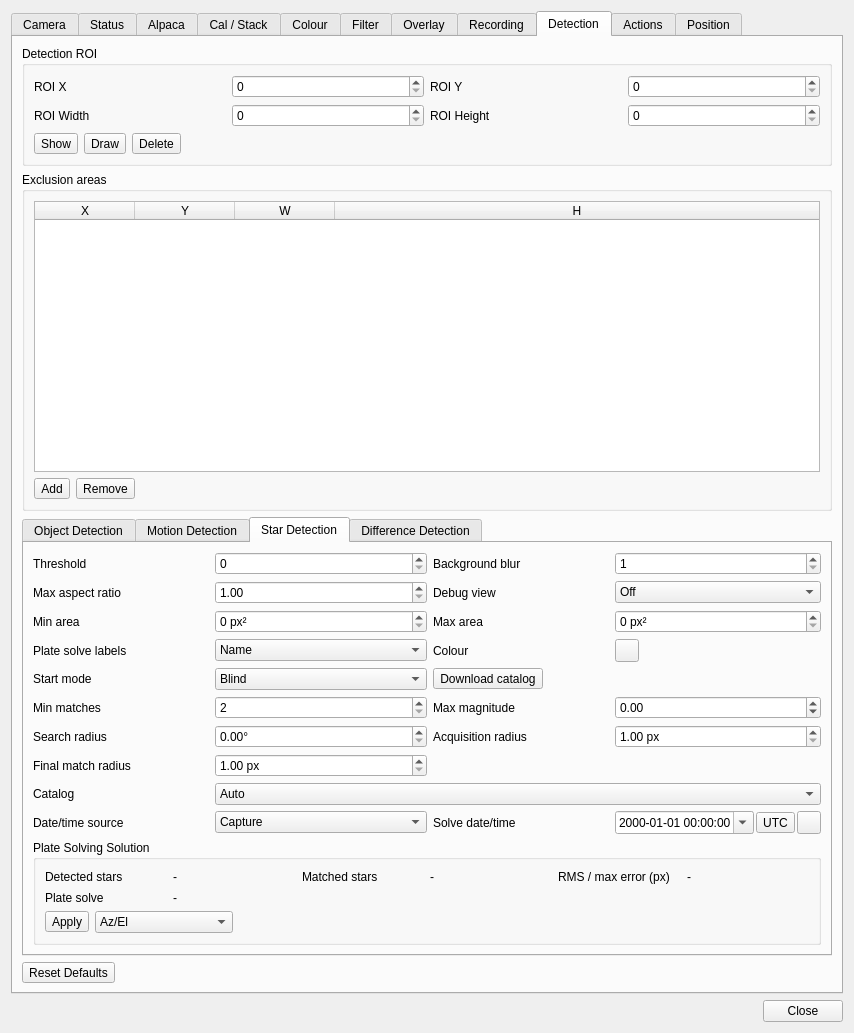
Old version of the form plugins/feature/camera/camerasettingsdialog.ui in the repository srcejon/sdrangel.
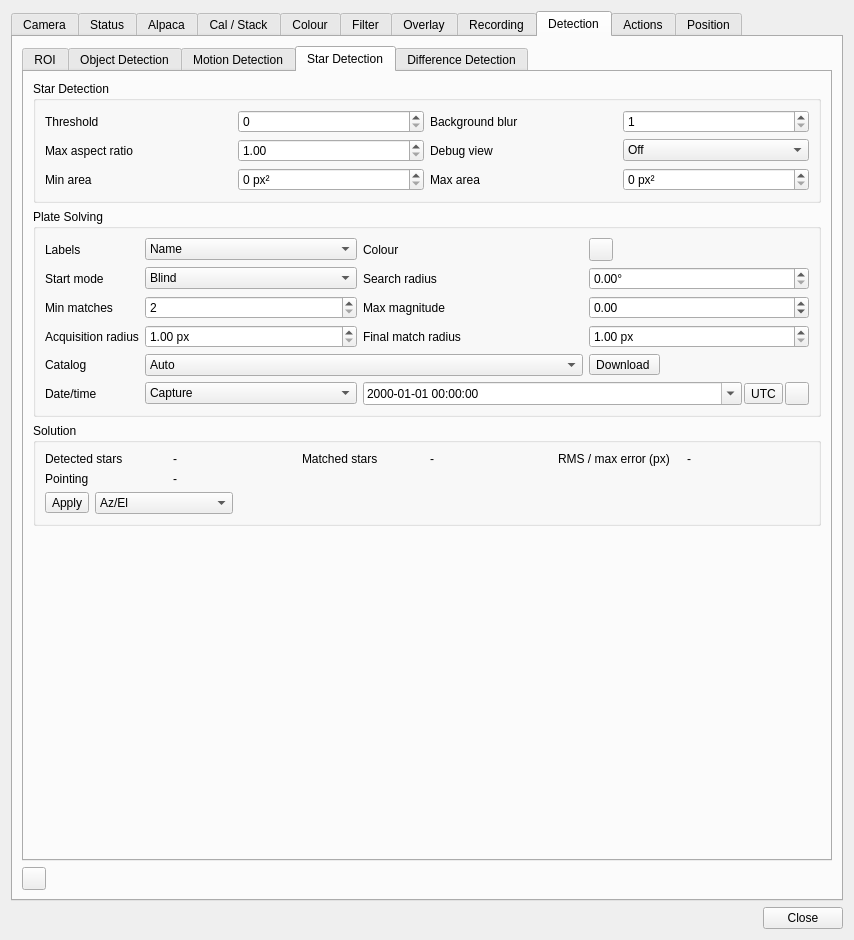
New version of the form. The open tabs and pages were chosen to show the change. Icons and pictures are not drawn. Custom widgets are drawn as their Qt base class.

Commit message: Rearrange settings

What changed in the file:
```diff
--- a/plugins/feature/camera/camerasettingsdialog.ui
+++ b/plugins/feature/camera/camerasettingsdialog.ui
@@ -7,7 +7,7 @@
     <x>0</x>
     <y>0</y>
     <width>854</width>
-    <height>1033</height>
+    <height>940</height>
    </rect>
   </property>
   <property name="windowTitle">
@@ -3975,21 +3975,25 @@
       </attribute>
       <layout class="QVBoxLayout" name="verticalLayout_5">
        <item>
-        <widget class="QGroupBox" name="detectionRoiGroup">
-         <property name="title">
-          <string>Detection ROI</string>
-         </property>
-         <layout class="QGridLayout" name="gridLayout_5">
-          <item row="3" column="1">
-           <widget class="QSpinBox" name="detectionRoiWidthSpin">
-            <property name="toolTip">
-             <string>Width of the detection region of interest. 0 uses the full frame width.</string>
-            </property>
-            <property name="minimum">
+        <widget class="QTabWidget" name="detectionTabWidget">
+         <property name="currentIndex">
              <number>0</number>
             </property>
-            <property name="maximum">
-             <number>4096</number>
+         <widget class="QWidget" name="roiTab">
+          <attribute name="title">
+           <string>ROI</string>
+          </attribute>
+          <layout class="QGridLayout" name="gridLayout_8">
+           <item row="1" column="0">
+            <widget class="QLabel" name="detectionRoiWidthLabel">
+             <property name="minimumSize">
+              <size>
+               <width>130</width>
+               <height>0</height>
+              </size>
+             </property>
+             <property name="text">
+              <string>ROI Width</string>
             </property>
            </widget>
           </item>
@@ -4006,19 +4010,6 @@
             </property>
            </widget>
           </item>
-          <item row="3" column="3">
-           <widget class="QSpinBox" name="detectionRoiHeightSpin">
-            <property name="toolTip">
-             <string>Height of the detection region of interest. 0 uses the full frame height.</string>
-            </property>
-            <property name="minimum">
-             <number>0</number>
-            </property>
-            <property name="maximum">
-             <number>4096</number>
-            </property>
-           </widget>
-          </item>
           <item row="0" column="2">
            <widget class="QLabel" name="detectionRoiYLabel">
             <property name="minimumSize">
@@ -4032,45 +4023,6 @@
             </property>
            </widget>
           </item>
-          <item row="3" column="2">
-           <widget class="QLabel" name="detectionRoiHeightLabel">
-            <property name="minimumSize">
-             <size>
-              <width>130</width>
-              <height>0</height>
-             </size>
-            </property>
-            <property name="text">
-             <string>ROI Height</string>
-            </property>
-           </widget>
-          </item>
-          <item row="3" column="0">
-           <widget class="QLabel" name="detectionRoiWidthLabel">
-            <property name="minimumSize">
-             <size>
-              <width>130</width>
-              <height>0</height>
-             </size>
-            </property>
-            <property name="text">
-             <string>ROI Width</string>
-            </property>
-           </widget>
-          </item>
-          <item row="0" column="1">
-           <widget class="QSpinBox" name="detectionRoiXSpin">
-            <property name="toolTip">
-             <string>Left edge of the detection region of interest</string>
-            </property>
-            <property name="minimum">
-             <number>0</number>
-            </property>
-            <property name="maximum">
-             <number>4096</number>
-            </property>
-           </widget>
-          </item>
           <item row="0" column="3">
            <widget class="QSpinBox" name="detectionRoiYSpin">
             <property name="toolTip">
@@ -4084,57 +4036,59 @@
             </property>
            </widget>
           </item>
-          <item row="4" column="0" colspan="4">
-           <layout class="QHBoxLayout" name="detectionRoiButtonsLayout">
-            <item>
-             <widget class="ButtonSwitch" name="detectionRoiShowButton">
+           <item row="0" column="1">
+            <widget class="QSpinBox" name="detectionRoiXSpin">
               <property name="toolTip">
-               <string>Show the detection ROI on the preview image</string>
-              </property>
-              <property name="text">
-               <string>Show</string>
-              </property>
-             </widget>
-            </item>
-            <item>
-             <widget class="QToolButton" name="detectionRoiDrawButton">
-              <property name="toolTip">
-               <string>Draw the detection ROI on the preview image</string>
-              </property>
-              <property name="text">
-               <string>Draw</string>
-              </property>
-             </widget>
-            </item>
-            <item>
-             <widget class="QToolButton" name="detectionRoiDeleteButton">
+              <string>Left edge of the detection region of interest</string>
+             </property>
+             <property name="minimum">
+              <number>0</number>
+             </property>
+             <property name="maximum">
+              <number>4096</number>
+             </property>
+            </widget>
+           </item>
+           <item row="1" column="1">
+            <widget class="QSpinBox" name="detectionRoiWidthSpin">
               <property name="toolTip">
-               <string>Delete the detection ROI and reset its bounds to 0</string>
-              </property>
-              <property name="text">
-               <string>Delete</string>
-              </property>
-             </widget>
-            </item>
-            <item>
-             <spacer name="horizontalSpacer_3">
-              <property name="orientation">
-               <enum>Qt::Orientation::Horizontal</enum>
-              </property>
-              <property name="sizeHint" stdset="0">
+              <string>Width of the detection region of interest. 0 uses the full frame width.</string>
+             </property>
+             <property name="minimum">
+              <number>0</number>
+             </property>
+             <property name="maximum">
+              <number>4096</number>
+             </property>
+            </widget>
+           </item>
+           <item row="1" column="2">
+            <widget class="QLabel" name="detectionRoiHeightLabel">
+             <property name="minimumSize">
                <size>
-                <width>40</width>
-                <height>20</height>
-               </size>
-              </property>
-             </spacer>
-            </item>
-           </layout>
-          </item>
-         </layout>
-        </widget>
-       </item>
-       <item>
+               <width>130</width>
+               <height>0</height>
+              </size>
+             </property>
+             <property name="text">
+              <string>ROI Height</string>
+             </property>
+            </widget>
+           </item>
+           <item row="1" column="3">
+            <widget class="QSpinBox" name="detectionRoiHeightSpin">
+             <property name="toolTip">
+              <string>Height of the detection region of interest. 0 uses the full frame height.</string>
+             </property>
+             <property name="minimum">
+              <number>0</number>
+             </property>
+             <property name="maximum">
+              <number>4096</number>
+             </property>
+            </widget>
+           </item>
+           <item row="3" column="0" colspan="4">
         <widget class="QGroupBox" name="groupBox_2">
          <property name="title">
           <string>Exclusion areas</string>
@@ -4213,11 +4167,55 @@
          </layout>
         </widget>
        </item>
+           <item row="2" column="0" colspan="4">
+            <layout class="QHBoxLayout" name="detectionRoiButtonsLayout">
        <item>
-        <widget class="QTabWidget" name="detectionTabWidget">
-         <property name="currentIndex">
-          <number>2</number>
-         </property>
+              <widget class="ButtonSwitch" name="detectionRoiShowButton">
+               <property name="toolTip">
+                <string>Show the detection ROI on the preview image</string>
+               </property>
+               <property name="text">
+                <string>Show</string>
+               </property>
+              </widget>
+             </item>
+             <item>
+              <widget class="QToolButton" name="detectionRoiDrawButton">
+               <property name="toolTip">
+                <string>Draw the detection ROI on the preview image</string>
+               </property>
+               <property name="text">
+                <string>Draw</string>
+               </property>
+              </widget>
+             </item>
+             <item>
+              <widget class="QToolButton" name="detectionRoiDeleteButton">
+               <property name="toolTip">
+                <string>Delete the detection ROI and reset its bounds to 0</string>
+               </property>
+               <property name="text">
+                <string>Delete</string>
+               </property>
+              </widget>
+             </item>
+             <item>
+              <spacer name="horizontalSpacer_3">
+               <property name="orientation">
+                <enum>Qt::Orientation::Horizontal</enum>
+               </property>
+               <property name="sizeHint" stdset="0">
+                <size>
+                 <width>40</width>
+                 <height>20</height>
+                </size>
+               </property>
+              </spacer>
+             </item>
+            </layout>
+           </item>
+          </layout>
+         </widget>
          <widget class="QWidget" name="tab">
           <attribute name="title">
            <string>Object Detection</string>
@@ -5052,7 +5050,20 @@
           <attribute name="title">
            <string>Star Detection</string>
           </attribute>
-          <layout class="QGridLayout" name="gridLayout_8">
+          <layout class="QVBoxLayout" name="verticalLayout_9">
+           <item>
+            <widget class="QGroupBox" name="groupBox_4">
+             <property name="title">
+              <string>Star Detection</string>
+             </property>
+             <layout class="QGridLayout" name="gridLayout_11">
+              <item row="0" column="2">
+               <widget class="QLabel" name="starBackgroundBlurLabel">
+                <property name="text">
+                 <string>Background blur</string>
+                </property>
+               </widget>
+              </item>
            <item row="0" column="3">
             <widget class="QSpinBox" name="starBackgroundBlurSpin">
              <property name="minimum">
@@ -5063,53 +5074,33 @@
              </property>
             </widget>
            </item>
-           <item row="7" column="3">
-            <widget class="QDoubleSpinBox" name="plateSolveMatchRadiusSpin">
-             <property name="suffix">
-              <string> px</string>
-             </property>
-             <property name="minimum">
-              <double>1.000000000000000</double>
-             </property>
-             <property name="maximum">
-              <double>256.000000000000000</double>
-             </property>
-             <property name="singleStep">
-              <double>1.000000000000000</double>
-             </property>
-            </widget>
-           </item>
-           <item row="5" column="2" colspan="2">
-            <widget class="QToolButton" name="plateSolveDownloadCatalogButton">
-             <property name="toolTip">
-              <string>Download the selected plate-solving catalog</string>
-             </property>
+              <item row="1" column="3">
+               <widget class="QComboBox" name="starDebugViewCombo">
+                <item>
+                 <property name="text">
+                  <string>Off</string>
+                 </property>
+                </item>
+                <item>
+                 <property name="text">
+                  <string>Background</string>
+                 </property>
+                </item>
+                <item>
              <property name="text">
-              <string>Download catalog</string>
-             </property>
-            </widget>
-           </item>
-           <item row="8" column="1">
-            <widget class="QDoubleSpinBox" name="plateSolveFinalMatchRadiusSpin">
-             <property name="suffix">
-              <string> px</string>
-             </property>
-             <property name="minimum">
-              <double>1.000000000000000</double>
-             </property>
-             <property name="maximum">
-              <double>256.000000000000000</double>
-             </property>
-             <property name="singleStep">
-              <double>1.000000000000000</double>
-             </property>
-            </widget>
-           </item>
-           <item row="0" column="0">
-            <widget class="QLabel" name="starThresholdLabel">
+                  <string>Residual</string>
+                 </property>
+                </item>
+                <item>
+                 <property name="text">
+                  <string>Thresholded</string>
+                 </property>
+                </item>
+                <item>
              <property name="text">
-              <string>Threshold</string>
-             </property>
+                  <string>Final</string>
+                 </property>
+                </item>
             </widget>
            </item>
            <item row="1" column="1">
@@ -5125,14 +5116,273 @@
              </property>
             </widget>
            </item>
-           <item row="7" column="2">
+              <item row="0" column="0">
+               <widget class="QLabel" name="starThresholdLabel">
+                <property name="text">
+                 <string>Threshold</string>
+                </property>
+               </widget>
+              </item>
+              <item row="1" column="2">
+               <widget class="QLabel" name="starDebugViewLabel">
+                <property name="text">
+                 <string>Debug view</string>
+                </property>
+               </widget>
+              </item>
+              <item row="1" column="0">
+               <widget class="QLabel" name="starMaxAspectRatioLabel">
+                <property name="text">
+                 <string>Max aspect ratio</string>
+                </property>
+               </widget>
+              </item>
+              <item row="0" column="1">
+               <widget class="QSpinBox" name="starThresholdSpin">
+                <property name="maximum">
+                 <number>255</number>
+                </property>
+               </widget>
+              </item>
+              <item row="2" column="0">
+               <widget class="QLabel" name="starMinAreaLabel">
+                <property name="text">
+                 <string>Min area</string>
+                </property>
+               </widget>
+              </item>
+              <item row="2" column="1">
+               <widget class="QSpinBox" name="starMinAreaSpin">
+                <property name="suffix">
+                 <string> px²</string>
+                </property>
+                <property name="maximum">
+                 <number>10000</number>
+                </property>
+               </widget>
+              </item>
+              <item row="2" column="2">
+               <widget class="QLabel" name="starMaxAreaLabel">
+                <property name="text">
+                 <string>Max area</string>
+                </property>
+               </widget>
+              </item>
+              <item row="2" column="3">
+               <widget class="QSpinBox" name="starMaxAreaSpin">
+                <property name="suffix">
+                 <string> px²</string>
+                </property>
+                <property name="maximum">
+                 <number>10000</number>
+                </property>
+               </widget>
+              </item>
+             </layout>
+            </widget>
+           </item>
+           <item>
+            <widget class="QGroupBox" name="groupBox_5">
+             <property name="title">
+              <string>Plate Solving</string>
+             </property>
+             <layout class="QGridLayout" name="gridLayout_12">
+              <item row="0" column="0">
+               <widget class="QLabel" name="plateSolveLabelModeLabel">
+                <property name="text">
+                 <string>Labels</string>
+                </property>
+               </widget>
+              </item>
+              <item row="2" column="2">
+               <widget class="QLabel" name="plateSolveMaxMagnitudeLabel">
+                <property name="text">
+                 <string>Max magnitude</string>
+                </property>
+               </widget>
+              </item>
+              <item row="3" column="0">
             <widget class="QLabel" name="plateSolveMatchRadiusLabel">
              <property name="text">
               <string>Acquisition radius</string>
              </property>
             </widget>
            </item>
-           <item row="11" column="3">
+              <item row="0" column="3">
+               <widget class="QToolButton" name="starColorButton">
+                <property name="text">
+                 <string/>
+                </property>
+               </widget>
+              </item>
+              <item row="0" column="1">
+               <widget class="QComboBox" name="plateSolveLabelModeCombo">
+                <item>
+                 <property name="text">
+                  <string>Name</string>
+                 </property>
+                </item>
+                <item>
+                 <property name="text">
+                  <string>Name + mag</string>
+                 </property>
+                </item>
+                <item>
+                 <property name="text">
+                  <string>Name + mag + spect</string>
+                 </property>
+                </item>
+               </widget>
+              </item>
+              <item row="3" column="2">
+               <widget class="QLabel" name="plateSolveFinalMatchRadiusLabel">
+                <property name="text">
+                 <string>Final match radius</string>
+                </property>
+               </widget>
+              </item>
+              <item row="1" column="3">
+               <widget class="QDoubleSpinBox" name="plateSolveSearchRadiusSpin">
+                <property name="sizePolicy">
+                 <sizepolicy hsizetype="Expanding" vsizetype="Fixed">
+                  <horstretch>0</horstretch>
+                  <verstretch>0</verstretch>
+                 </sizepolicy>
+                </property>
+                <property name="suffix">
+                 <string>°</string>
+                </property>
+                <property name="minimum">
+                 <double>0.000000000000000</double>
+                </property>
+                <property name="maximum">
+                 <double>45.000000000000000</double>
+                </property>
+                <property name="singleStep">
+                 <double>0.500000000000000</double>
+                </property>
+               </widget>
+              </item>
+              <item row="2" column="0">
+               <widget class="QLabel" name="plateSolveMinMatchesLabel">
+                <property name="text">
+                 <string>Min matches</string>
+                </property>
+               </widget>
+              </item>
+              <item row="2" column="3">
+               <widget class="QDoubleSpinBox" name="plateSolveMaxMagnitudeSpin">
+                <property name="minimum">
+                 <double>-2.000000000000000</double>
+                </property>
+                <property name="maximum">
+                 <double>20.000000000000000</double>
+                </property>
+                <property name="singleStep">
+                 <double>0.100000000000000</double>
+                </property>
+               </widget>
+              </item>
+              <item row="1" column="2">
+               <widget class="QLabel" name="plateSolveSearchRadiusLabel">
+                <property name="text">
+                 <string>Search radius</string>
+                </property>
+               </widget>
+              </item>
+              <item row="3" column="3">
+               <widget class="QDoubleSpinBox" name="plateSolveFinalMatchRadiusSpin">
+                <property name="suffix">
+                 <string> px</string>
+                </property>
+                <property name="minimum">
+                 <double>1.000000000000000</double>
+                </property>
+                <property name="maximum">
+                 <double>256.000000000000000</double>
+                </property>
+                <property name="singleStep">
+                 <double>1.000000000000000</double>
+                </property>
+               </widget>
+              </item>
+              <item row="3" column="1">
+               <widget class="QDoubleSpinBox" name="plateSolveMatchRadiusSpin">
+                <property name="suffix">
+                 <string> px</string>
+                </property>
+                <property name="minimum">
+                 <double>1.000000000000000</double>
+                </property>
+                <property name="maximum">
+                 <double>256.000000000000000</double>
+                </property>
+                <property name="singleStep">
+                 <double>1.000000000000000</double>
+                </property>
+               </widget>
+              </item>
+              <item row="1" column="0">
+               <widget class="QLabel" name="plateSolveStartModeLabel">
+                <property name="text">
+                 <string>Start mode</string>
+                </property>
+               </widget>
+              </item>
+              <item row="5" column="1">
+               <widget class="QComboBox" name="plateSolveDateTimeModeCombo">
+                <item>
+                 <property name="text">
+                  <string>Capture</string>
+                 </property>
+                </item>
+                <item>
+                 <property name="text">
+                  <string>Custom</string>
+                 </property>
+                </item>
+               </widget>
+              </item>
+              <item row="1" column="1">
+               <widget class="QComboBox" name="plateSolveStartModeCombo">
+                <item>
+                 <property name="text">
+                  <string>Blind</string>
+                 </property>
+                </item>
+                <item>
+                 <property name="text">
+                  <string>FoV</string>
+                 </property>
+                </item>
+                <item>
+                 <property name="text">
+                  <string>FoV + Elevation</string>
+                 </property>
+                </item>
+                <item>
+                 <property name="text">
+                  <string>FoV + Az/El</string>
+                 </property>
+                </item>
+                <item>
+                 <property name="text">
+                  <string>FoV + Az/El/Roll</string>
+                 </property>
+                </item>
+                <item>
+                 <property name="text">
+                  <string>FoV + Az/El/Roll + Lens Distortion</string>
+                 </property>
+                </item>
+                <item>
+                 <property name="text">
+                  <string>Current settings only</string>
+                 </property>
+                </item>
+               </widget>
+              </item>
+              <item row="5" column="2" colspan="2">
             <layout class="QHBoxLayout" name="plateSolveDateTimeLayout">
              <property name="spacing">
               <number>2</number>
@@ -5176,49 +5426,54 @@
              </item>
             </layout>
            </item>
-           <item row="0" column="2">
-            <widget class="QLabel" name="starBackgroundBlurLabel">
+              <item row="5" column="0">
+               <widget class="QLabel" name="plateSolveDateTimeModeLabel">
              <property name="text">
-              <string>Background blur</string>
+                 <string>Date/time</string>
              </property>
             </widget>
            </item>
-           <item row="4" column="2">
-            <widget class="QLabel" name="starColorLabel">
-             <property name="text">
-              <string>Colour</string>
-             </property>
-            </widget>
-           </item>
-           <item row="4" column="3">
-            <widget class="QToolButton" name="starColorButton">
-             <property name="text">
-              <string/>
-             </property>
-            </widget>
-           </item>
-           <item row="11" column="1">
-            <widget class="QComboBox" name="plateSolveDateTimeModeCombo">
-             <item>
-              <property name="text">
-               <string>Capture</string>
-              </property>
-             </item>
-             <item>
-              <property name="text">
-               <string>Custom</string>
-              </property>
-             </item>
-            </widget>
-           </item>
-           <item row="9" column="0">
+              <item row="4" column="0">
             <widget class="QLabel" name="plateSolveCatalogSourceLabel">
              <property name="text">
               <string>Catalog</string>
              </property>
             </widget>
            </item>
-           <item row="9" column="1" colspan="3">
+              <item row="0" column="2">
+               <widget class="QLabel" name="starColorLabel">
+                <property name="sizePolicy">
+                 <sizepolicy hsizetype="Expanding" vsizetype="Preferred">
+                  <horstretch>0</horstretch>
+                  <verstretch>0</verstretch>
+                 </sizepolicy>
+                </property>
+                <property name="text">
+                 <string>Colour</string>
+                </property>
+               </widget>
+              </item>
+              <item row="2" column="1">
+               <widget class="QSpinBox" name="plateSolveMinMatchesSpin">
+                <property name="minimum">
+                 <number>2</number>
+                </property>
+                <property name="maximum">
+                 <number>32</number>
+                </property>
+               </widget>
+              </item>
+              <item row="4" column="3">
+               <widget class="QToolButton" name="plateSolveDownloadCatalogButton">
+                <property name="toolTip">
+                 <string>Download the selected plate-solving catalog(s)</string>
+                </property>
+                <property name="text">
+                 <string>Download </string>
+                </property>
+               </widget>
+              </item>
+              <item row="4" column="1" colspan="2">
             <widget class="QComboBox" name="plateSolveCatalogSourceCombo">
              <property name="toolTip">
               <string>Select the star catalog used for plate solving</string>
@@ -5245,23 +5500,19 @@
              </item>
             </widget>
            </item>
-           <item row="5" column="0">
-            <widget class="QLabel" name="plateSolveStartModeLabel">
-             <property name="text">
-              <string>Start mode</string>
-             </property>
+             </layout>
             </widget>
            </item>
-           <item row="14" column="0" colspan="4">
+           <item>
             <widget class="QGroupBox" name="starDetectionGroup">
              <property name="title">
-              <string>Plate Solving Solution</string>
+              <string>Solution</string>
              </property>
              <layout class="QGridLayout" name="gridLayout_30">
               <item row="1" column="0">
                <widget class="QLabel" name="plateSolveStatusTextLabel">
                 <property name="text">
-                 <string>Plate solve</string>
+                 <string>Pointing</string>
                 </property>
                </widget>
               </item>
@@ -5371,235 +5622,18 @@
              </layout>
             </widget>
            </item>
-           <item row="7" column="1">
-            <widget class="QDoubleSpinBox" name="plateSolveSearchRadiusSpin">
-             <property name="suffix">
-              <string>°</string>
-             </property>
-             <property name="minimum">
-              <double>0.000000000000000</double>
-             </property>
-             <property name="maximum">
-              <double>45.000000000000000</double>
-             </property>
-             <property name="singleStep">
-              <double>0.500000000000000</double>
-             </property>
-            </widget>
-           </item>
-           <item row="7" column="0">
-            <widget class="QLabel" name="plateSolveSearchRadiusLabel">
-             <property name="text">
-              <string>Search radius</string>
-             </property>
-            </widget>
-           </item>
-           <item row="0" column="1">
-            <widget class="QSpinBox" name="starThresholdSpin">
-             <property name="maximum">
-              <number>255</number>
-             </property>
-            </widget>
-           </item>
-           <item row="1" column="0">
-            <widget class="QLabel" name="starMaxAspectRatioLabel">
-             <property name="text">
-              <string>Max aspect ratio</string>
-             </property>
-            </widget>
-           </item>
-           <item row="6" column="3">
-            <widget class="QDoubleSpinBox" name="plateSolveMaxMagnitudeSpin">
-             <property name="minimum">
-              <double>-2.000000000000000</double>
-             </property>
-             <property name="maximum">
-              <double>20.000000000000000</double>
-             </property>
-             <property name="singleStep">
-              <double>0.100000000000000</double>
-             </property>
-            </widget>
-           </item>
-           <item row="5" column="1">
-            <widget class="QComboBox" name="plateSolveStartModeCombo">
              <item>
-              <property name="text">
-               <string>Blind</string>
-              </property>
-             </item>
-             <item>
-              <property name="text">
-               <string>FoV</string>
-              </property>
-             </item>
-             <item>
-              <property name="text">
-               <string>FoV + Elevation</string>
-              </property>
-             </item>
-             <item>
-              <property name="text">
-               <string>FoV + Az/El</string>
-              </property>
-             </item>
-             <item>
-              <property name="text">
-               <string>FoV + Az/El/Roll</string>
-              </property>
-             </item>
-             <item>
-              <property name="text">
-               <string>FoV + Az/El/Roll + Lens Distortion</string>
-              </property>
-             </item>
-             <item>
-              <property name="text">
-               <string>Current settings only</string>
-              </property>
-             </item>
-            </widget>
-           </item>
-           <item row="11" column="0">
-            <widget class="QLabel" name="plateSolveDateTimeModeLabel">
-             <property name="text">
-              <string>Date/time source</string>
-             </property>
-            </widget>
-           </item>
-           <item row="4" column="1">
-            <widget class="QComboBox" name="plateSolveLabelModeCombo">
-             <item>
-              <property name="text">
-               <string>Name</string>
-              </property>
-             </item>
-             <item>
-              <property name="text">
-               <string>Name + mag</string>
-              </property>
-             </item>
-             <item>
-              <property name="text">
-               <string>Name + mag + spect</string>
-              </property>
-             </item>
-            </widget>
-           </item>
-           <item row="6" column="0">
-            <widget class="QLabel" name="plateSolveMinMatchesLabel">
-             <property name="text">
-              <string>Min matches</string>
-             </property>
-            </widget>
-           </item>
-           <item row="8" column="0">
-            <widget class="QLabel" name="plateSolveFinalMatchRadiusLabel">
-             <property name="text">
-              <string>Final match radius</string>
-             </property>
-            </widget>
-           </item>
-           <item row="2" column="1">
-            <widget class="QSpinBox" name="starMinAreaSpin">
-             <property name="suffix">
-              <string> px²</string>
-             </property>
-             <property name="maximum">
-              <number>10000</number>
-             </property>
-            </widget>
-           </item>
-           <item row="6" column="2">
-            <widget class="QLabel" name="plateSolveMaxMagnitudeLabel">
-             <property name="text">
-              <string>Max magnitude</string>
-             </property>
-            </widget>
-           </item>
-           <item row="2" column="3">
-            <widget class="QSpinBox" name="starMaxAreaSpin">
-             <property name="suffix">
-              <string> px²</string>
-             </property>
-             <property name="maximum">
-              <number>10000</number>
-             </property>
-            </widget>
-           </item>
-           <item row="11" column="2">
-            <widget class="QLabel" name="plateSolveDateTimeLabel">
-             <property name="text">
-              <string>Solve date/time</string>
-             </property>
-            </widget>
-           </item>
-           <item row="2" column="0">
-            <widget class="QLabel" name="starMinAreaLabel">
-             <property name="text">
-              <string>Min area</string>
-             </property>
-            </widget>
-           </item>
-           <item row="2" column="2">
-            <widget class="QLabel" name="starMaxAreaLabel">
-             <property name="text">
-              <string>Max area</string>
-             </property>
-            </widget>
-           </item>
-           <item row="6" column="1">
-            <widget class="QSpinBox" name="plateSolveMinMatchesSpin">
-             <property name="minimum">
-              <number>2</number>
-             </property>
-             <property name="maximum">
-              <number>32</number>
-             </property>
-            </widget>
-           </item>
-           <item row="4" column="0">
-            <widget class="QLabel" name="plateSolveLabelModeLabel">
-             <property name="text">
-              <string>Plate solve labels</string>
-             </property>
-            </widget>
-           </item>
-           <item row="1" column="2">
-            <widget class="QLabel" name="starDebugViewLabel">
-             <property name="text">
-              <string>Debug view</string>
-             </property>
-            </widget>
-           </item>
-           <item row="1" column="3">
-            <widget class="QComboBox" name="starDebugViewCombo">
-             <item>
-              <property name="text">
-               <string>Off</string>
-              </property>
-             </item>
-             <item>
-              <property name="text">
-               <string>Background</string>
-              </property>
-             </item>
-             <item>
-              <property name="text">
-               <string>Residual</string>
-              </property>
-             </item>
-             <item>
-              <property name="text">
-               <string>Thresholded</string>
-              </property>
-             </item>
-             <item>
-              <property name="text">
-               <string>Final</string>
-              </property>
-             </item>
-            </widget>
+            <spacer name="verticalSpacer_8">
+             <property name="orientation">
+              <enum>Qt::Orientation::Vertical</enum>
+             </property>
+             <property name="sizeHint" stdset="0">
+              <size>
+               <width>20</width>
+               <height>40</height>
+              </size>
+             </property>
+            </spacer>
            </item>
           </layout>
          </widget>
@@ -5776,7 +5810,11 @@
           <string>Reset detection settings to their defaults</string>
          </property>
          <property name="text">
-          <string>Reset Defaults</string>
+          <string/>
+         </property>
+         <property name="icon">
+          <iconset resource="../../../sdrgui/resources/res.qrc">
+           <normaloff>:/bin.png</normaloff>:/bin.png</iconset>
          </property>
         </widget>
        </item>
```
Left out of the diff: 195 changed lines with no effect on the pictures. Lines whose indentation alone changed are shown as unchanged.
